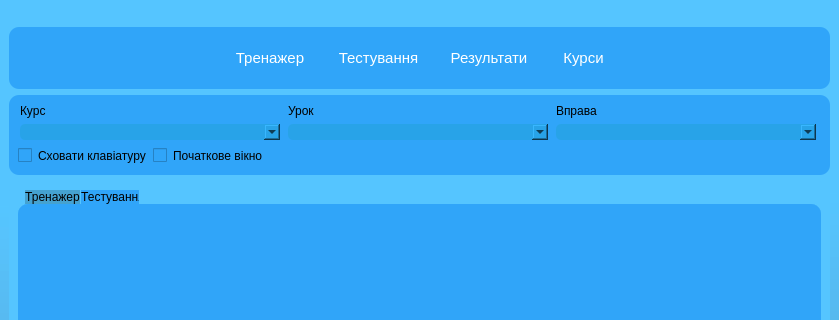
The window that src/RATATYPE-C/mainwindow.ui (chaknoris16/Typing) describes before a commit, drawn with Qt 5; both pictures show x 0 to 839 and y 0 to 320 of the 839 by 714 pixel window.
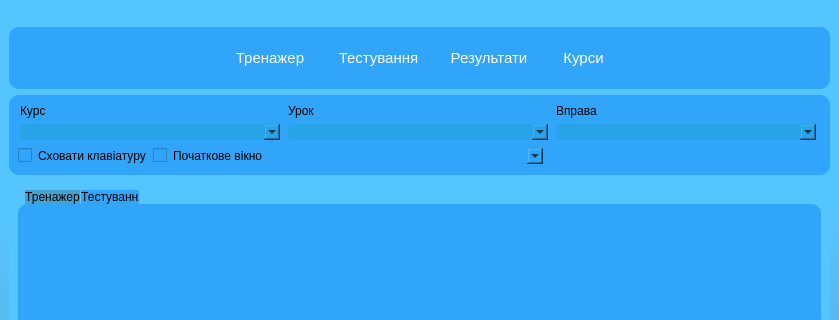
The same window after the commit. The open tabs and pages were chosen to show the change. Icons and pictures are not drawn.

Commit message: Fixing problems with storing indexes and filling combo boxes, starting work on creating a JSON file for testing.

The edit to the form file:
```diff
--- a/src/RATATYPE-C/mainwindow.ui
+++ b/src/RATATYPE-C/mainwindow.ui
@@ -454,6 +454,35 @@
              </property>
             </widget>
            </item>
+           <item>
+            <spacer name="horizontalSpacer_12">
+             <property name="orientation">
+              <enum>Qt::Horizontal</enum>
+             </property>
+             <property name="sizeType">
+              <enum>QSizePolicy::Fixed</enum>
+             </property>
+             <property name="sizeHint" stdset="0">
+              <size>
+               <width>13</width>
+               <height>20</height>
+              </size>
+             </property>
+            </spacer>
+           </item>
+           <item>
+            <widget class="QComboBox" name="comboBox">
+             <property name="minimumSize">
+              <size>
+               <width>260</width>
+               <height>0</height>
+              </size>
+             </property>
+             <property name="styleSheet">
+              <string notr="true"/>
+             </property>
+            </widget>
+           </item>
            <item>
             <spacer name="horizontalSpacer_11">
              <property name="orientation">
```
Left out of the diff: 8 changed lines with no effect on the pictures. The commit also changes 12 other files.
